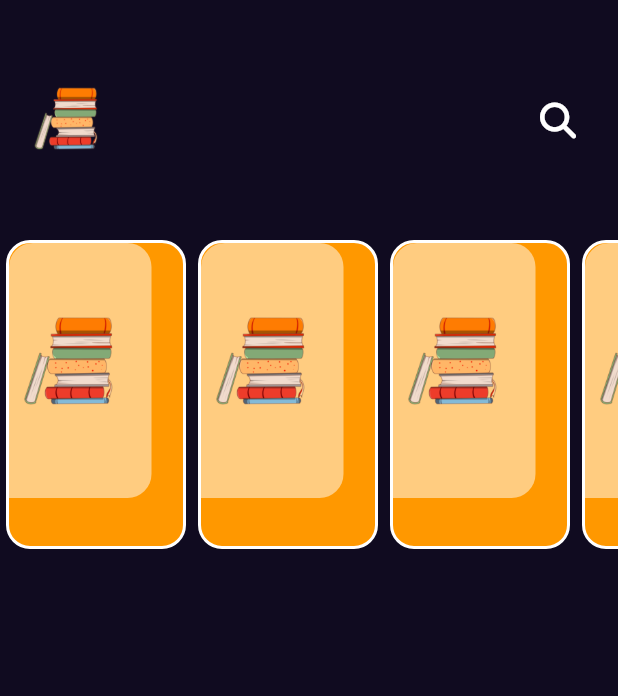
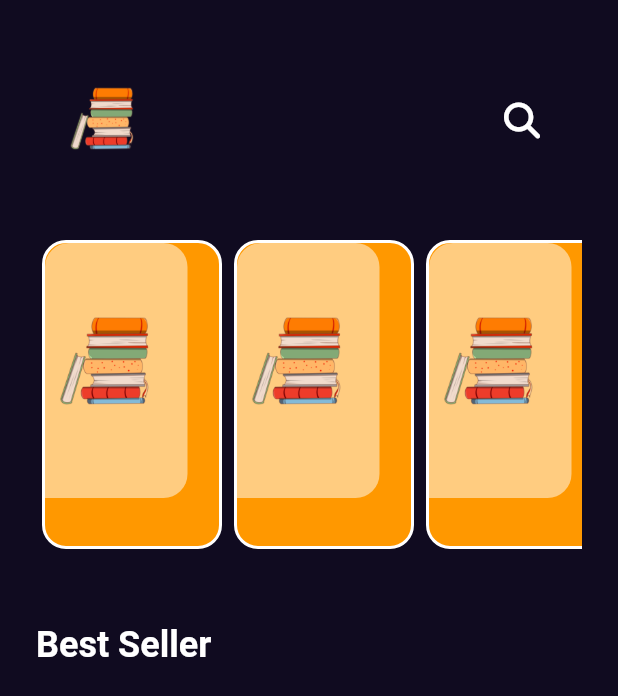
Before and after one commit to aboelnasrmo/bookly, a Flutter app: the screen it shows after launch, on a phone screen of 412 x 824 dp. Shown: the top 696 px of the screen. Run offline on Flutter 3.47's test engine with Material 2 defaults, Android fonts, the phone set to English and light mode, and no system bars; our stand-ins replace font_awesome_flutter, get.

Commit message:
best seller title

```diff
--- a/lib/Features/home/presentation/views/widgets/custom_list_view_item.dart
+++ b/lib/Features/home/presentation/views/widgets/custom_list_view_item.dart
@@ -3,8 +3,8 @@ import 'package:flutter/material.dart';
 import '../../../../../core/const/const.dart';
 import '../../../../../core/const/my_assets.dart';
 
-class CustomListViewItem extends StatelessWidget {
-  const CustomListViewItem({super.key});
+class FeaturedListViewItem extends StatelessWidget {
+  const FeaturedListViewItem({super.key});
 
   @override
   Widget build(BuildContext context) {
--- a/lib/Features/home/presentation/views/widgets/featured_Books_list_view.dart
+++ b/lib/Features/home/presentation/views/widgets/featured_Books_list_view.dart
@@ -15,7 +15,7 @@ class FeaturedBooksListView extends StatelessWidget {
         itemBuilder: (context, index) {
           return const Padding(
             padding: EdgeInsets.symmetric(horizontal: 4),
-            child: CustomListViewItem(),
+            child: FeaturedListViewItem(),
           );
         },
       ),
--- a/lib/Features/home/presentation/views/widgets/home_view_body.dart
+++ b/lib/Features/home/presentation/views/widgets/home_view_body.dart
@@ -1,3 +1,4 @@
+import 'package:bookly/core/const/styles.dart';
 import 'package:flutter/material.dart';
 
 import 'custom_app_bar.dart';
@@ -8,11 +9,22 @@ class HomeViewBody extends StatelessWidget {
 
   @override
   Widget build(BuildContext context) {
-    return Column(
-      children: const [
-        CustomAppBar(),
-        FeaturedBooksListView(),
-      ],
+    return Padding(
+      padding: const EdgeInsets.symmetric(horizontal: 24),
+      child: Column(
+        crossAxisAlignment: CrossAxisAlignment.start,
+        children: const [
+          CustomAppBar(),
+          FeaturedBooksListView(),
+          SizedBox(
+            height: 50,
+          ),
+          Text(
+            "Best Seller",
+            style: Styles.titleMeduim,
+          ),
+        ],
+      ),
     );
   }
 }
--- /dev/null
+++ b/lib/core/const/styles.dart
@@ -0,0 +1,8 @@
+import 'package:flutter/material.dart';
+
+abstract class Styles {
+  static const titleMeduim = TextStyle(
+    fontSize: 24,
+    fontWeight: FontWeight.w600,
+  );
+}
```
